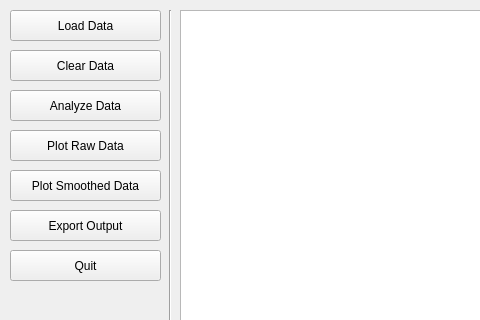
jakub-witkowski/Plotting_App, file LSR-Plot-GUI/mainwindow.ui: the form before one commit; both pictures show x 0 to 480 and y 0 to 320 of the 669 by 541 pixel window.
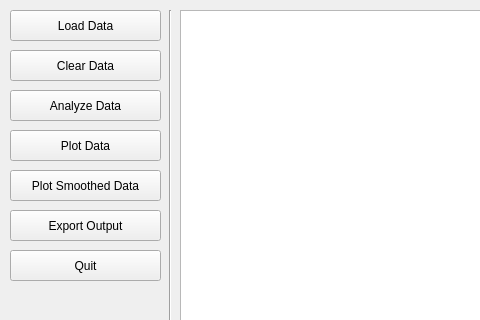
The form after the commit.

Patch:
```diff
--- a/LSR-Plot-GUI/mainwindow.ui
+++ b/LSR-Plot-GUI/mainwindow.ui
@@ -99,7 +99,7 @@
      </rect>
     </property>
     <property name="text">
-     <string>Plot Raw Data</string>
+     <string>Plot Data</string>
     </property>
    </widget>
    <widget class="QPushButton" name="pushButton_6">
```
